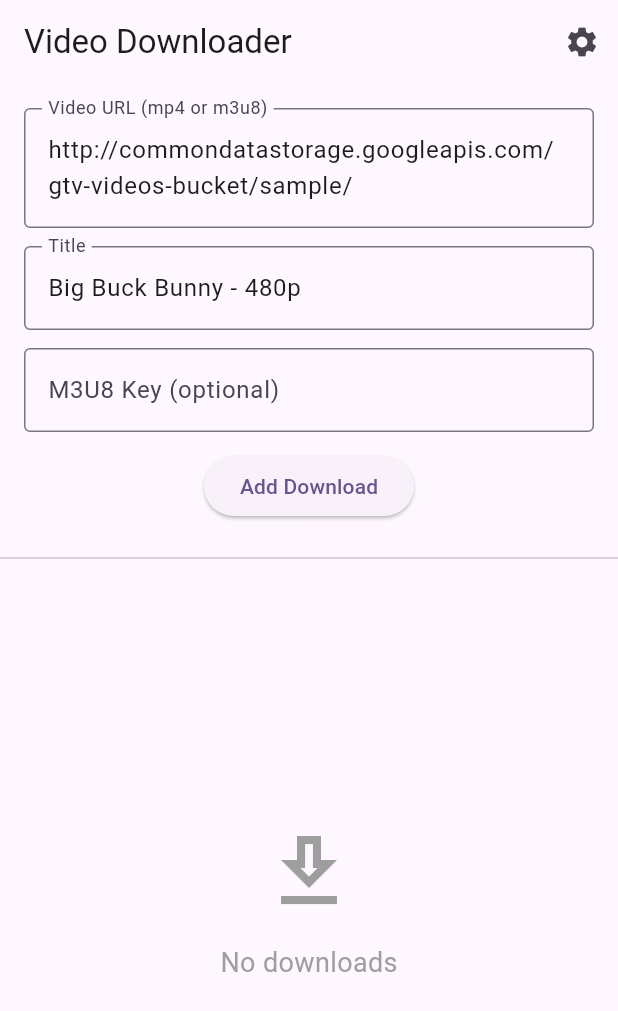
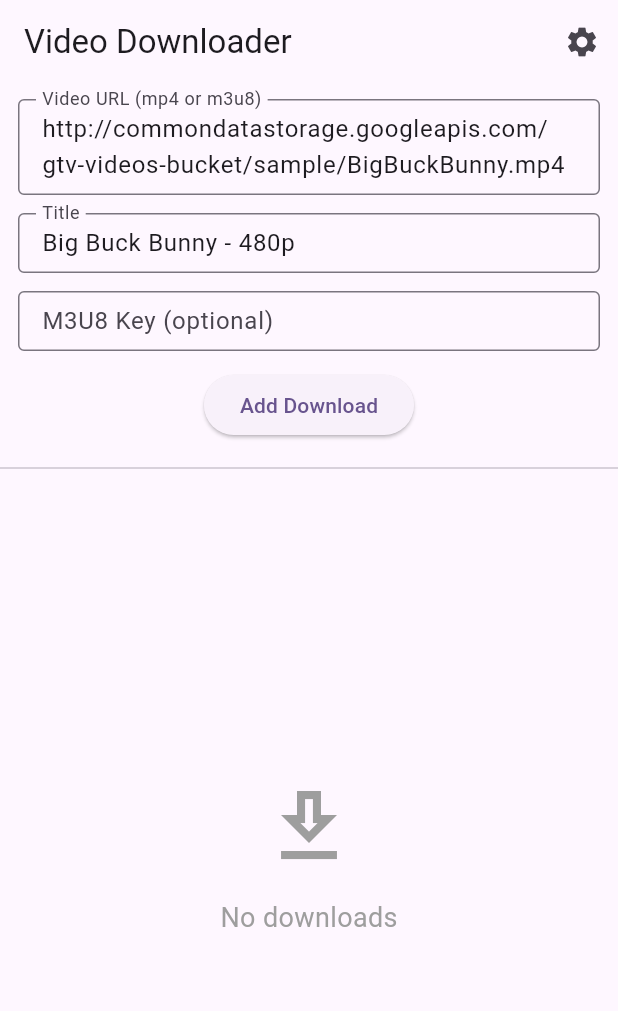
Before and after one commit to cxw18772827901/download1, a Flutter app: the screen it shows after launch, on a phone screen of 412 x 824 dp. Shown: the top 1011 px of the screen. Run offline on Flutter 3.47's test engine with Material 3 defaults, Android fonts, the phone set to English and light mode, and no system bars; our stand-ins replace device_info_plus, dio, permission_handler, sqflite; accounts and stored records are empty.

Commit message:
ui优化

```diff
--- a/lib/download_manager/download_screen.dart
+++ b/lib/download_manager/download_screen.dart
@@ -165,32 +165,41 @@ class _DownloadScreenState extends State<DownloadScreen> {
       body: Column(
         children: [
           Padding(
-            padding: const EdgeInsets.all(16),
+            padding: const EdgeInsets.symmetric(horizontal: 12,vertical: 10),
             child: Column(
               children: [
                 TextField(
+                  style: const TextStyle(fontSize: 16),
                   controller: _urlController,
                   decoration: const InputDecoration(
                     labelText: 'Video URL (mp4 or m3u8)',
                     border: OutlineInputBorder(),
+                    contentPadding: EdgeInsets.symmetric(horizontal: 12, vertical: 8),
+                    isDense: true,
                   ),
                   maxLines: 2,
                   minLines: 1,
                 ),
                 const SizedBox(height: 12),
                 TextField(
+                  style: const TextStyle(fontSize: 16),
                   controller: _titleController,
                   decoration: const InputDecoration(
                     labelText: 'Title',
                     border: OutlineInputBorder(),
+                    contentPadding: EdgeInsets.symmetric(horizontal: 12, vertical: 8),
+                    isDense: true,
                   ),
                 ),
                 const SizedBox(height: 12),
                 TextField(
+                  style: const TextStyle(fontSize: 16),
                   controller: _keyController,
                   decoration: const InputDecoration(
                     labelText: 'M3U8 Key (optional)',
                     border: OutlineInputBorder(),
+                    contentPadding: EdgeInsets.symmetric(horizontal: 12, vertical: 8),
+                    isDense: true,
                   ),
                 ),
                 const SizedBox(height: 12),
```
